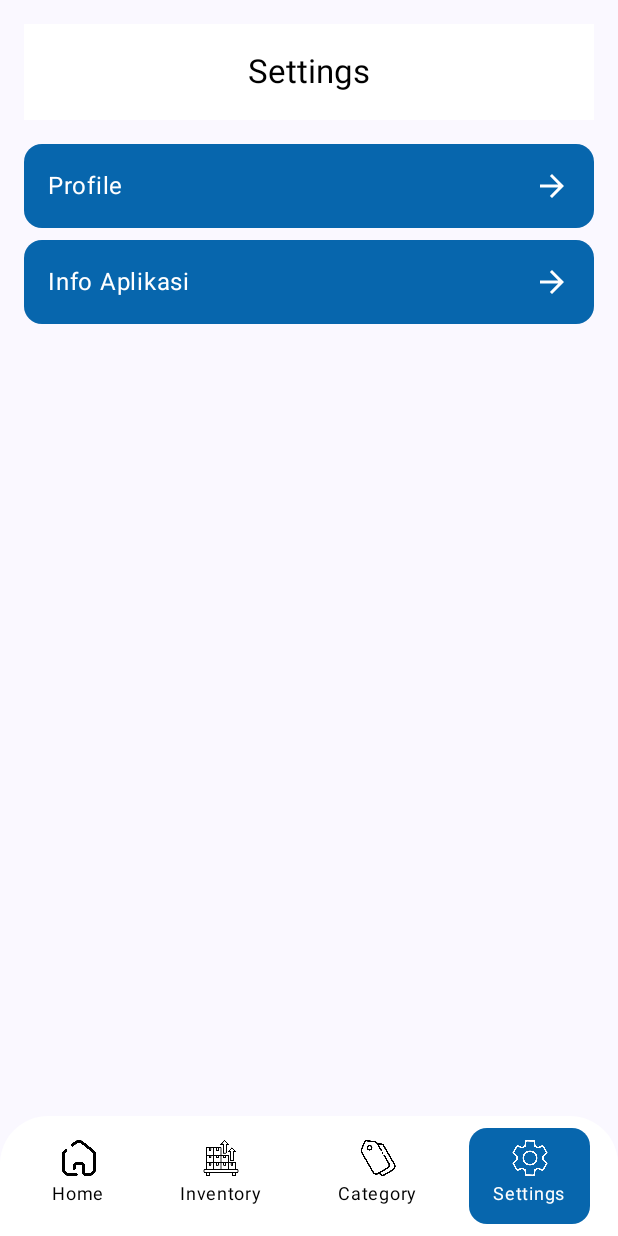
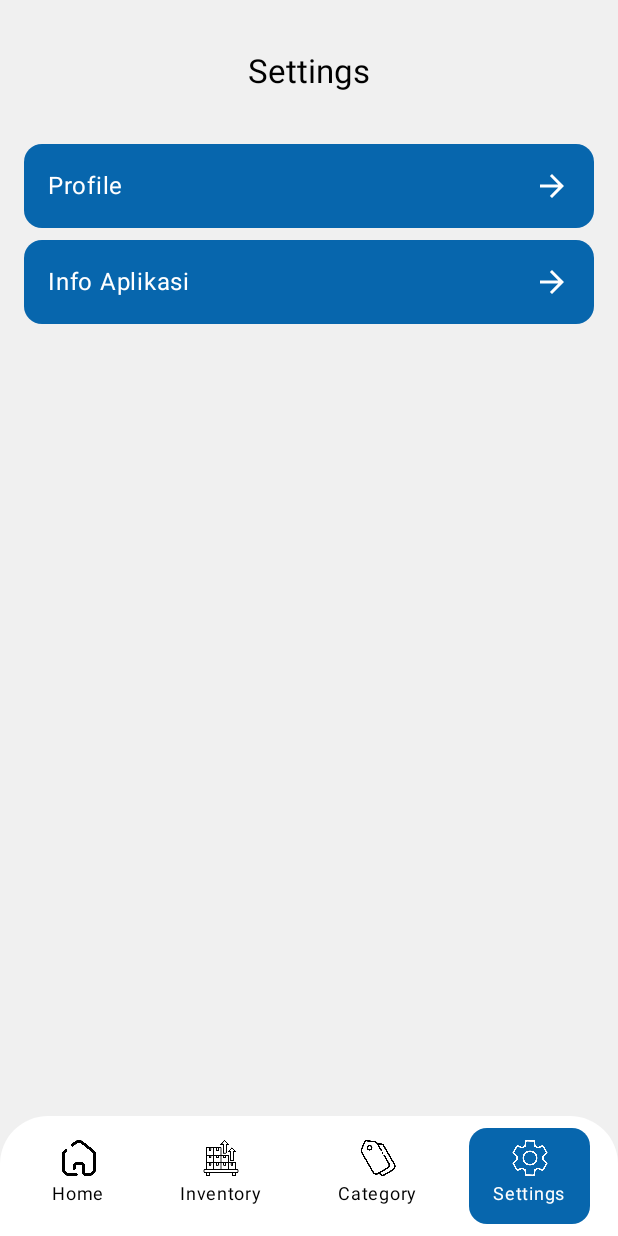
Before and after one commit to DewiPuspitass/Laventry, an Android app built with Jetpack Compose: the SettingsScreen screen opened through its navigation route, on a phone screen of 412 x 824 dp. Run offline under Robolectric (Android 15) with nearby library versions, the phone set to English and light mode, and no system bars; our stand-ins replace Room's generated code; 1 statement that could not run was skipped.

Commit message:
Memperbaiki penampilan

```diff
--- a/app/src/main/java/com/dewipuspitasari0020/laventry/ui/screen/SettingsScreen.kt
+++ b/app/src/main/java/com/dewipuspitasari0020/laventry/ui/screen/SettingsScreen.kt
@@ -45,7 +45,7 @@ fun SettingsScreen(navController: NavHostController) {
         else -> -1
     }
     Scaffold(
-        contentColor = bg,
+        containerColor = bg,
         topBar = {
             CenterAlignedTopAppBar(
                 title = {
@@ -58,7 +58,7 @@ fun SettingsScreen(navController: NavHostController) {
                     bottom = 0.dp
                 ),
                 colors = TopAppBarDefaults.topAppBarColors(
-                    containerColor = white,
+                    containerColor = bg,
                     titleContentColor = Color.Black,
                     navigationIconContentColor = Color.Black,
                     actionIconContentColor = Color.Black
```
